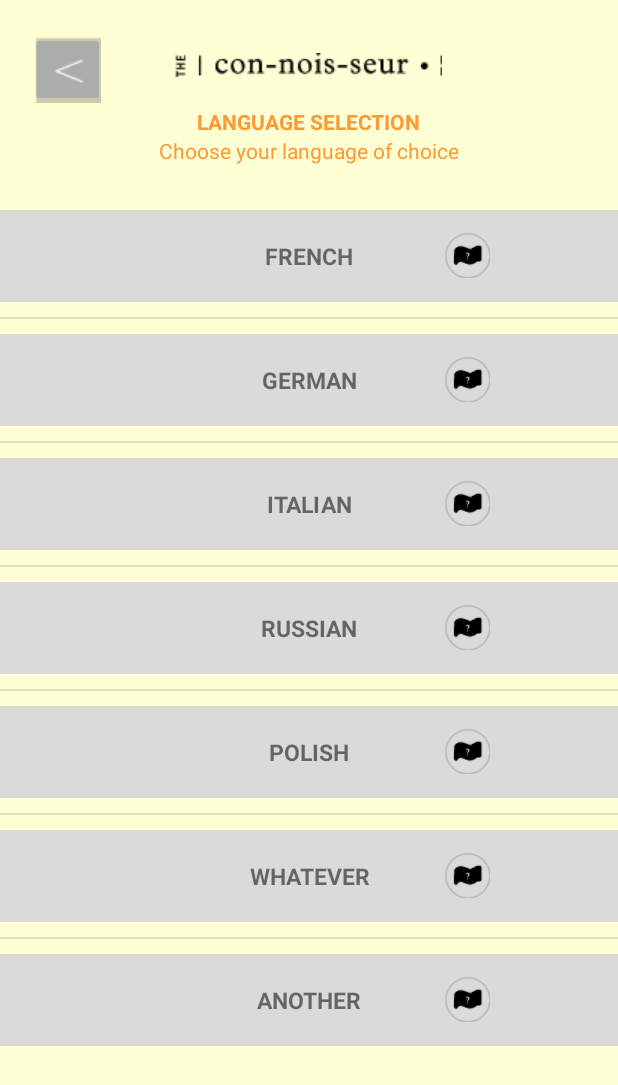
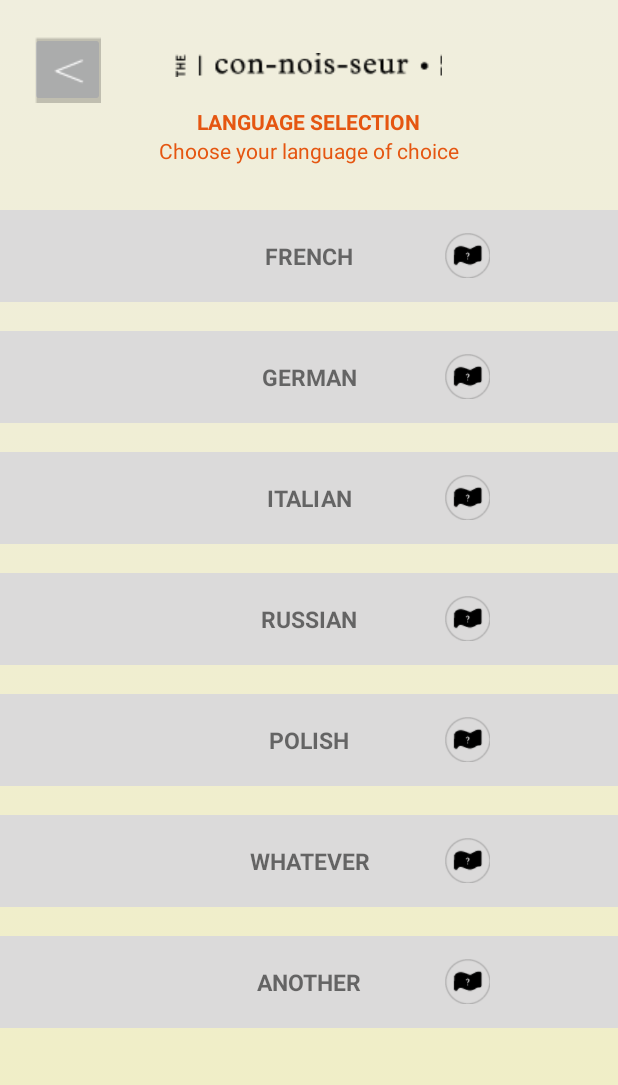
Before and after one commit to dant101/TheConnoisseur, an Android app: the LanguageSelectionActivity screen opened directly, with no data from a screen before it, on a phone screen of 412 x 824 dp. Shown: the top 1085 px of the screen. Run offline under Robolectric (Android 15) with nearby library versions, the phone set to English and light mode, and no system bars.

Commit message:
layout alterations and language_selection model class

```diff
--- a/app/src/main/java/Database/ExerciseOnlineDBFormat.java
+++ b/app/src/main/java/Database/ExerciseOnlineDBFormat.java
@@ -2,9 +2,6 @@ package Database;
 
 import java.util.List;
 
-/**
- * Created by Alexandre on 22/05/2015.
- */
 public class ExerciseOnlineDBFormat {
     private int word_id;
     private String word;
--- /dev/null
+++ b/app/src/main/res/drawable-mdpi/gradient_selector.xml
@@ -0,0 +1,12 @@
+<?xml version="1.0" encoding="utf-8"?>
+<selector xmlns:android="http://schemas.android.com/apk/res/android">
+<item>
+    <shape>
+        <gradient
+            android:angle="90"
+            android:startColor="@color/app_start_color"
+            android:endColor="@color/app_end_color"
+            android:type="linear" />
+    </shape>
+</item>
+</selector>
--- a/app/src/main/res/layout/activity_language_selection.xml
+++ b/app/src/main/res/layout/activity_language_selection.xml
@@ -2,7 +2,7 @@
 <LinearLayout xmlns:android="http://schemas.android.com/apk/res/android"
     android:orientation="vertical" android:layout_width="match_parent"
     android:layout_height="match_parent"
-    android:background="@color/app_background">
+    android:background="@drawable/gradient_selector">
 
     <LinearLayout
         android:layout_width="match_parent"
@@ -48,6 +48,7 @@
         android:layout_height="wrap_content"
         android:layout_marginTop="@dimen/large_margin"
         android:id="@+id/languages_list"
-        android:layout_gravity="center_horizontal" />
+        android:layout_gravity="center_horizontal"
+        android:divider="#00000000"/>
 
 </LinearLayout>
--- a/app/src/main/res/layout/activity_login.xml
+++ b/app/src/main/res/layout/activity_login.xml
@@ -3,6 +3,7 @@
     android:layout_height="match_parent" android:paddingLeft="@dimen/activity_horizontal_margin"
     android:paddingRight="@dimen/activity_horizontal_margin"
     android:paddingTop="@dimen/activity_vertical_margin"
+    android:background="@drawable/gradient_selector"
     android:paddingBottom="@dimen/activity_vertical_margin" tools:context=".LoginActivity">
 
     <Button
--- a/app/src/main/res/layout/activity_main_menu.xml
+++ b/app/src/main/res/layout/activity_main_menu.xml
@@ -2,7 +2,7 @@
 <LinearLayout xmlns:android="http://schemas.android.com/apk/res/android"
     android:orientation="vertical" android:layout_width="match_parent"
     android:layout_height="match_parent"
-    android:background="@color/app_background">
+    android:background="@drawable/gradient_selector">
 
     <LinearLayout
         android:layout_width="match_parent"
--- a/app/src/main/res/layout/fragment_exercise2.xml
+++ b/app/src/main/res/layout/fragment_exercise2.xml
@@ -3,7 +3,7 @@
     android:orientation="horizontal" android:layout_width="match_parent"
     android:layout_height="match_parent"
     android:padding="@dimen/normal_padding"
-    android:background="@color/app_background">
+    android:background="@drawable/gradient_selector">
 
     <ImageButton
         android:layout_width="@dimen/home_icon_width"
--- a/app/src/main/res/layout/language_list_item.xml
+++ b/app/src/main/res/layout/language_list_item.xml
@@ -20,6 +20,7 @@
         android:gravity="center"/>
 
     <ImageView
+        android:id="@+id/language_image"
         android:layout_width="@dimen/flag_width"
         android:layout_height="@dimen/flag_height"
         android:src="@drawable/flag_random"
```
Also changed, not shown: app/src/main/java/Util/ExerciseContentDBHelper.java (+14 -1 lines), app/src/main/java/com/theconnoisseur/Activities/Model/LanguageSelection.java (added, +22 -0 lines), app/src/main/res/values/styles.xml (+11 -2 lines).
